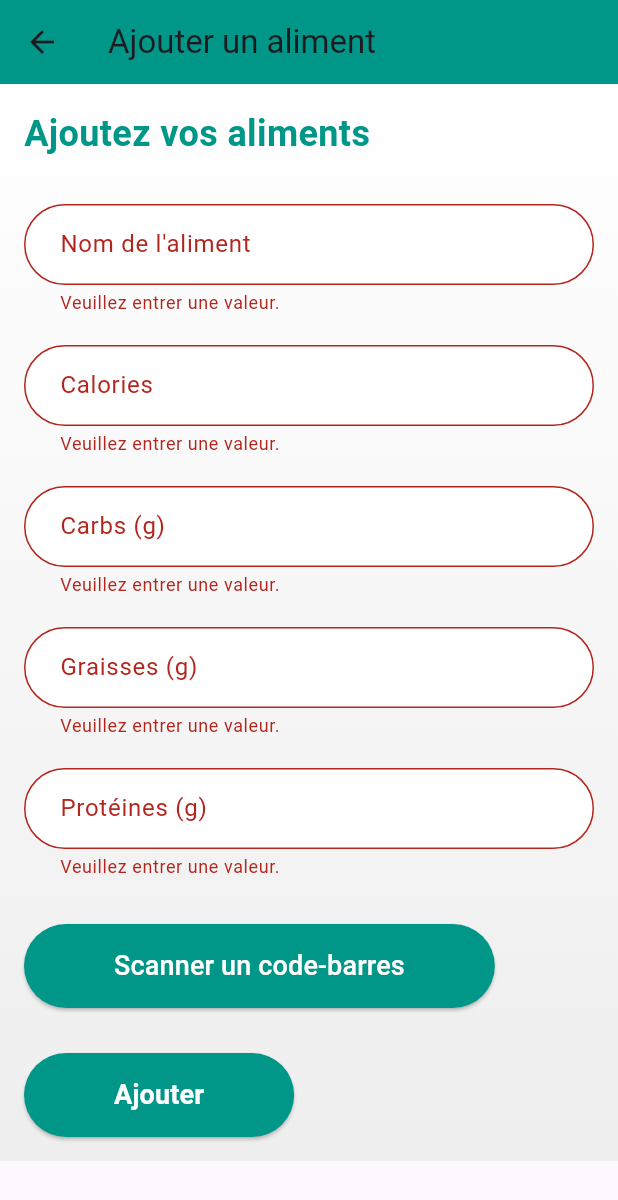
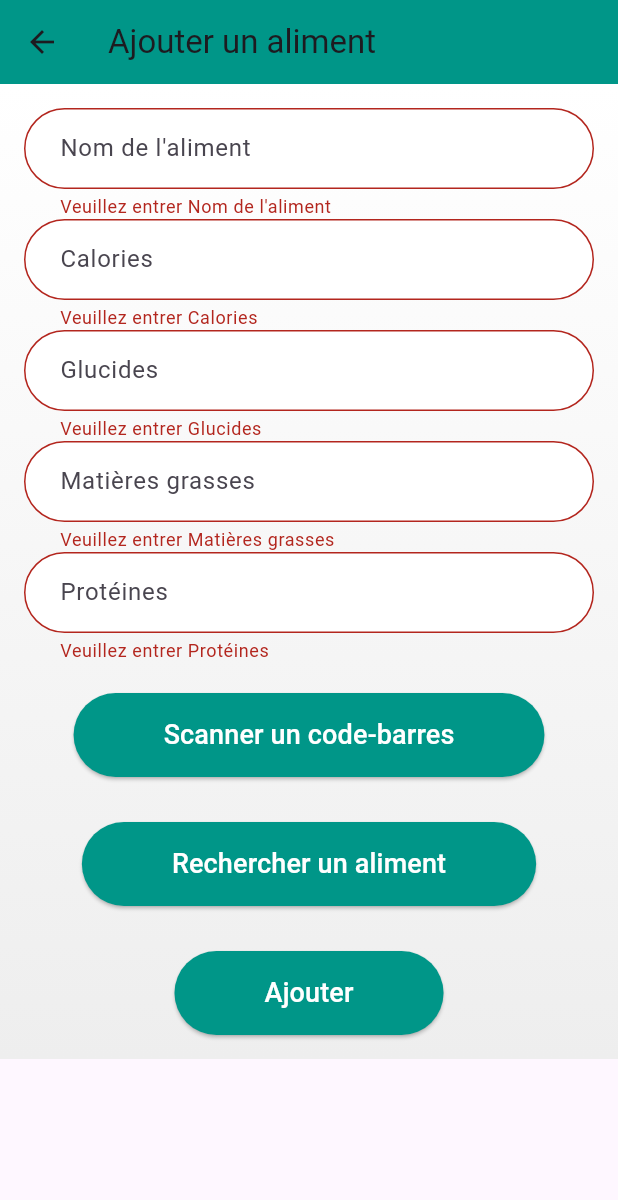
Before and after one commit to AymericJob/NutriTrack, a Flutter app: the AddFoodPage screen opened directly with empty values, after a tap on "Ajouter", on a phone screen of 412 x 824 dp. Shown: the top 1200 px of the screen. Run offline on Flutter 3.47's test engine with Material 3 defaults, Android fonts, the phone set to English and light mode, and no system bars; our stand-ins replace cloud_firestore, firebase_auth, firebase_core, font_awesome_flutter, pedometer, percent_indicator; missing offline and left inert: barcode_scan2; accounts and stored records are empty.

Commit message:
:construction: improvement of user experience and integration of search via API

```diff
--- a/lib/Pages/Models/add_food_page.dart
+++ b/lib/Pages/Models/add_food_page.dart
@@ -1,11 +1,14 @@
+// Pages/Home/AddFoodPage.dart
 import 'package:cloud_firestore/cloud_firestore.dart';
 import 'package:firebase_auth/firebase_auth.dart';
 import 'package:flutter/material.dart';
-import 'package:barcode_scan2/barcode_scan2.dart'; // Importer le package
+import 'package:barcode_scan2/barcode_scan2.dart';
 import '../models/food.dart';
-import 'dart:convert'; // Pour la manipulation JSON
-import 'package:http/http.dart' as http; // Pour effectuer des requêtes HTTP
-import '../Models/FoodDetailPage.dart'; // Importer la page des détails de l'aliment
+import 'dart:convert';
+import 'package:http/http.dart' as http;
+import '../Models/FoodDetailPage.dart'; // Assurez-vous que ce chemin est correct
+import 'FoodSearchPage.dart'; // Assurez-vous que ce chemin est correct
+
 
 class AddFoodPage extends StatefulWidget {
   final Function(Food) onFoodAdded;
@@ -26,16 +29,13 @@ class _AddFoodPageState extends State<AddFoodPage> {
 
   Future<void> _scanBarcode() async {
     try {
-      print("Scanning started..."); // Log pour débogage
       final ScanResult result = await BarcodeScanner.scan();
-      print("Scanning finished: ${result.rawContent}"); // Log pour débogage
       if (result.rawContent.isNotEmpty) {
         _fetchFoodData(result.rawContent);
       } else {
         _showMessage("Aucun contenu scanné.");
       }
     } catch (e) {
-      print("Erreur lors du scan : $e"); // Log pour débogage
       _showMessage("Erreur lors du scan. Veuillez réessayer.");
     }
   }
@@ -48,15 +48,28 @@ class _AddFoodPageState extends State<AddFoodPage> {
         final data = jsonDecode(response.body);
         if (data['product'] != null) {
           final product = data['product'];
+          _nameController.text = product['product_name'] ?? 'Inconnu';
+          _caloriesController.text = product['nutriments']?['energy-kcal']?.toString() ?? '0';
+          _carbsController.text = product['nutriments']?['carbohydrates']?.toString() ?? '0';
+          _fatController.text = product['nutriments']?['fat']?.toString() ?? '0';
+          _proteinController.text = product['nutriments']?['proteins']?.toString() ?? '0';
+
+          // Créez l'objet Food et naviguez vers FoodDetailsPage
           final food = Food(
-            name: product['product_name'] ?? 'Inconnu',
-            calories: product['nutriments']?['energy-kcal']?.toInt() ?? 0,
-            carbs: product['nutriments']?['carbohydrates']?.toInt() ?? 0,
-            fat: product['nutriments']?['fat']?.toInt() ?? 0,
-            protein: product['nutriments']?['proteins']?.toInt() ?? 0,
+            name: _nameController.text,
+            calories: int.parse(_caloriesController.text),
+            carbs: int.parse(_carbsController.text),
+            fat: int.parse(_fatController.text),
+            protein: int.parse(_proteinController.text),
           );
-          await _saveFoodToFirestore(food); // Enregistrer d'abord dans Firebase
-          _navigateToFoodDetailPage(food); // Naviguer vers la page des détails
+
+          // Naviguer vers la page FoodDetails avec l'objet food
+          Navigator.push(
+            context,
+            MaterialPageRoute(
+              builder: (context) => FoodDetailPage(food: food),
+            ),
+          );
         } else {
           _showMessage("Produit non trouvé.");
         }
@@ -64,8 +77,27 @@ class _AddFoodPageState extends State<AddFoodPage> {
         _showMessage("Erreur lors de la récupération des données.");
       }
     } catch (e) {
-      print("Erreur lors de l'appel API : $e");
       _showMessage("Erreur de connexion.");
+    }
+  }
+
+  void _showMessage(String message) {
+    ScaffoldMessenger.of(context).showSnackBar(SnackBar(content: Text(message)));
+  }
+
+  Future<void> _submit() async {
+    if (_formKey.currentState != null && _formKey.currentState!.validate()) {
+      final food = Food(
+        name: _nameController.text,
+        calories: int.parse(_caloriesController.text),
+        carbs: int.parse(_carbsController.text),
+        fat: int.parse(_fatController.text),
+        protein: int.parse(_proteinController.text),
+      );
+
+      widget.onFoodAdded(food);
+      _saveFoodToFirestore(food);
+      Navigator.pop(context);
     }
   }
 
@@ -84,43 +116,19 @@ class _AddFoodPageState extends State<AddFoodPage> {
           'fat': food.fat,
           'protein': food.protein,
         });
-        print("Aliment enregistré dans Firestore pour l'utilisateur $uid.");
       } catch (e) {
         print("Erreur lors de l'enregistrement de l'aliment: $e");
       }
     }
   }
 
-  void _navigateToFoodDetailPage(Food food) {
+  void _navigateToSearchPage() {
     Navigator.push(
       context,
       MaterialPageRoute(
-        builder: (context) => FoodDetailPage(
-          food: food,
-          onFoodAdded: widget.onFoodAdded,
-        ),
+        builder: (context) => FoodSearchPage(), // Alimentez avec une liste d'aliments si disponible
       ),
     );
-  }
-
-  void _showMessage(String message) {
-    ScaffoldMessenger.of(context).showSnackBar(SnackBar(content: Text(message)));
-  }
-
-  void _submit() {
-    if (_formKey.currentState != null && _formKey.currentState!.validate()) {
-      final food = Food(
-        name: _nameController.text,
-        calories: int.parse(_caloriesController.text),
-        carbs: int.parse(_carbsController.text),
-        fat: int.parse(_fatController.text),
-        protein: int.parse(_proteinController.text),
-      );
-
-      widget.onFoodAdded(food);
-      _saveFoodToFirestore(food);
-      Navigator.pop(context);
-    }
   }
 
   @override
@@ -144,53 +152,51 @@ class _AddFoodPageState extends State<AddFoodPage> {
             key: _formKey,
             child: SingleChildScrollView(
               child: Column(
-                crossAxisAlignment: CrossAxisAlignment.start,
                 children: [
-                  Text(
-                    "Ajoutez vos aliments",
-                    style: TextStyle(
-                      fontSize: 24,
-                      fontWeight: FontWeight.bold,
-                      color: Colors.teal,
-                    ),
-                  ),
-                  SizedBox(height: 20),
-                  _buildTextField(_nameController, 'Nom de l\'aliment'),
-                  _buildTextField(_caloriesController, 'Calories', isNumeric: true),
-                  _buildTextField(_carbsController, 'Carbs (g)', isNumeric: true),
-                  _buildTextField(_fatController, 'Graisses (g)', isNumeric: true),
-                  _buildTextField(_proteinController, 'Protéines (g)', isNumeric: true),
+                  _buildTextField(_nameController, "Nom de l'aliment"),
+                  _buildTextField(_caloriesController, "Calories", isNumeric: true),
+                  _buildTextField(_carbsController, "Glucides", isNumeric: true),
+                  _buildTextField(_fatController, "Matières grasses", isNumeric: true),
+                  _buildTextField(_proteinController, "Protéines", isNumeric: true),
                   SizedBox(height: 20),
                   ElevatedButton(
-                    onPressed: _scanBarcode, // Appel de la méthode de scan
+                    onPressed: _scanBarcode,
                     style: ElevatedButton.styleFrom(
-                      foregroundColor: Colors.white, backgroundColor: Colors.teal,
+                      foregroundColor: Colors.white,
+                      backgroundColor: Colors.teal,
                       shape: RoundedRectangleBorder(
                         borderRadius: BorderRadius.circular(30),
                       ),
                       padding: EdgeInsets.symmetric(horizontal: 60, vertical: 15),
                     ),
-                    child: Text(
-                      'Scanner un code-barres',
-                      style: TextStyle(fontSize: 18),
-                    ),
+                    child: Text('Scanner un code-barres', style: TextStyle(fontSize: 18)),
                   ),
                   SizedBox(height: 30),
                   ElevatedButton(
-                    onPressed: _submit,
+                    onPressed: _navigateToSearchPage, // Rediriger vers la page de recherche
                     style: ElevatedButton.styleFrom(
-                      foregroundColor: Colors.white, backgroundColor: Colors.teal,
+                      foregroundColor: Colors.white,
+                      backgroundColor: Colors.teal,
                       shape: RoundedRectangleBorder(
                         borderRadius: BorderRadius.circular(30),
                       ),
                       padding: EdgeInsets.symmetric(horizontal: 60, vertical: 15),
                     ),
-                    child: Text(
-                      'Ajouter',
-                      style: TextStyle(
-                        fontSize: 18,
-                        fontWeight: FontWeight.bold,
+                    child: Text('Rechercher un aliment', style: TextStyle(fontSize: 18)),
                   ),
+                  SizedBox(height: 30),
+                  Center(
+                    child: ElevatedButton(
+                      onPressed: _submit,
+                      style: ElevatedButton.styleFrom(
+                        foregroundColor: Colors.white,
+                        backgroundColor: Colors.teal,
+                        shape: RoundedRectangleBorder(
+                          borderRadius: BorderRadius.circular(30),
+                        ),
+                        padding: EdgeInsets.symmetric(horizontal: 60, vertical: 15),
+                      ),
+                      child: Text('Ajouter', style: TextStyle(fontSize: 18)),
                     ),
                   ),
                 ],
@@ -203,31 +209,24 @@ class _AddFoodPageState extends State<AddFoodPage> {
   }
 
   Widget _buildTextField(TextEditingController controller, String label, {bool isNumeric = false}) {
-    return Padding(
-      padding: const EdgeInsets.symmetric(vertical: 10.0),
-      child: TextFormField(
+    return TextFormField(
       controller: controller,
+      keyboardType: isNumeric ? TextInputType.number : TextInputType.text,
       decoration: InputDecoration(
-          labelText: label,
+        hintText: label,
         filled: true,
         fillColor: Colors.white,
         border: OutlineInputBorder(
           borderRadius: BorderRadius.circular(30),
-            borderSide: BorderSide(color: Colors.teal, width: 1),
         ),
-          contentPadding: EdgeInsets.symmetric(vertical: 15, horizontal: 20),
+        contentPadding: EdgeInsets.symmetric(horizontal: 20, vertical: 15),
       ),
-        keyboardType: isNumeric ? TextInputType.number : TextInputType.text,
       validator: (value) {
         if (value == null || value.isEmpty) {
-            return 'Veuillez entrer une valeur.';
-          }
-          if (isNumeric && int.tryParse(value) == null) {
-            return 'Veuillez entrer un nombre valide.';
+          return 'Veuillez entrer $label';
         }
         return null;
       },
-      ),
     );
   }
 }
```
Also changed, not shown: lib/Pages/Home/dashboard_page.dart (+16 -12 lines), lib/Pages/Models/FoodDetailPage.dart (+12 -46 lines), lib/Pages/Models/FoodSearchPage.dart (added, +113 -0 lines), lib/Routes/app_routes.dart (+11 -0 lines). Lines whose indentation alone changed are shown as unchanged.
